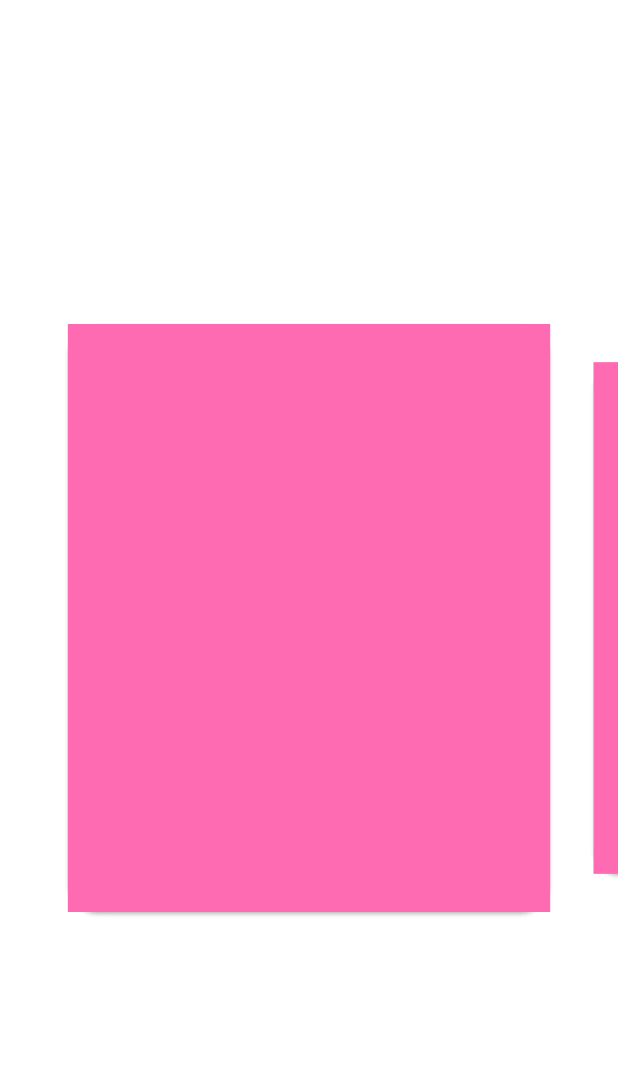
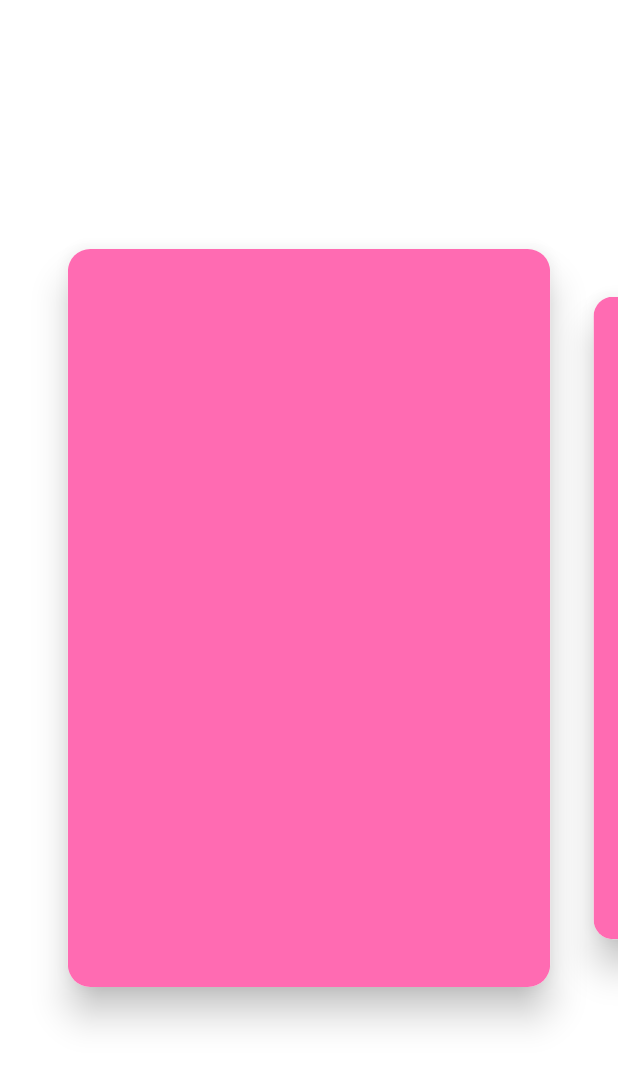
Before and after one commit to Marlon-Mueller/flutter_todo, a Flutter app: the screen it shows after launch, on a phone screen of 412 x 824 dp. Shown: the top 1066 px of the screen. Run offline on Flutter 3.47's test engine with Material 2 defaults, Android fonts, the phone set to English and light mode, and no system bars; drawn by our look-alikes of carousel_slider.

Commit message:
rounded card edges and added elevation

```diff
--- a/lib/components/carousel.dart
+++ b/lib/components/carousel.dart
@@ -31,8 +31,10 @@ class _ToDoCarousel extends State<ToDoCarousel> {
     for (int i = 0; i < 5; i++) {
       var newCard = Container(
           child: Card(
+        clipBehavior: Clip.antiAlias,
+        elevation: 10,
         shape: RoundedRectangleBorder(
-            borderRadius: BorderRadius.all(Radius.circular(20))),
+            borderRadius: BorderRadius.all(Radius.circular(15))),
         child: Container(
           color: getColor(),
         ),
@@ -43,7 +45,7 @@ class _ToDoCarousel extends State<ToDoCarousel> {
     slider = CarouselSlider(
       items: cards,
       options: CarouselOptions(
-          height: 400, enlargeCenterPage: true, enableInfiniteScroll: false),
+          height: 500, enlargeCenterPage: true, enableInfiniteScroll: false),
     );
   }
 
```
